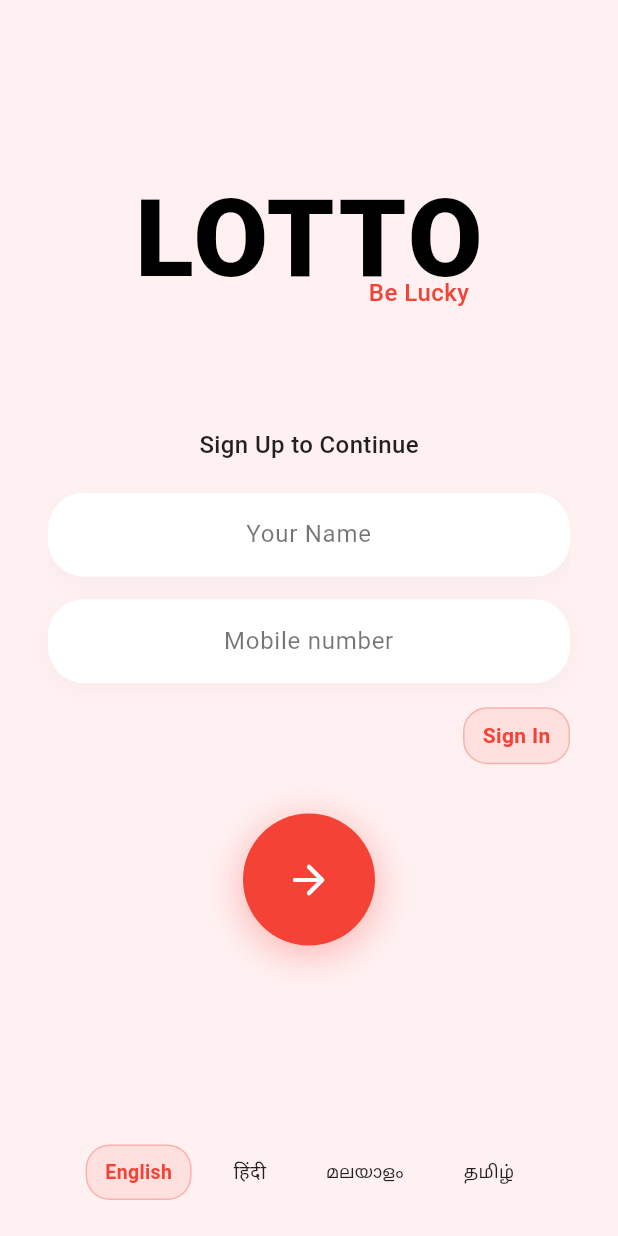
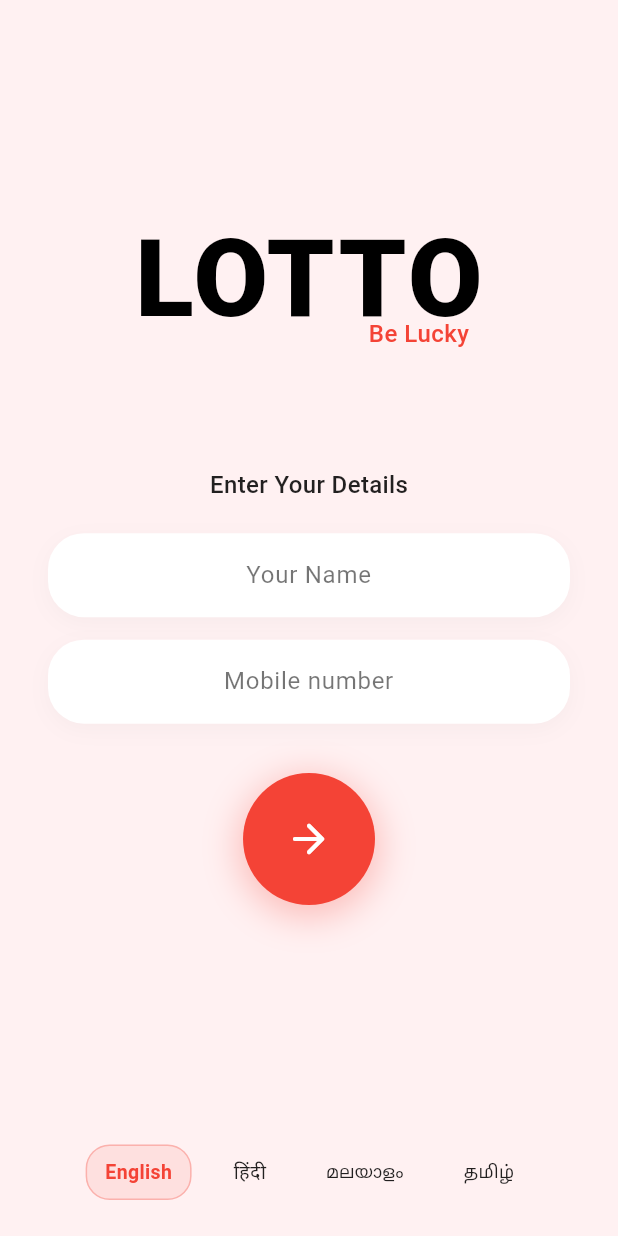
Before and after one commit to vishnulalvm/lotto_app_new, a Flutter app: the screen it shows after launch, on a phone screen of 412 x 824 dp. Run offline on Flutter 3.47's test engine with Material 3 defaults, Android fonts, the light colour scheme and no system bars; our stand-ins replace animated_flip_counter, carousel_slider, confetti, connectivity_plus, easy_localization, flutter_bloc and 8 more; missing offline and left inert: mobile_scanner, scratcher; accounts and stored records are empty.

Commit message:
make sign function friction free

```diff
--- a/assets/translations/en.json
+++ b/assets/translations/en.json
@@ -41,6 +41,7 @@
   "tagline": "Be Lucky",
   "sign_up_to_continue": "Sign Up to Continue",
   "sign_in_to_continue": "Sign In to Continue",
+  "enter_your_details": "Enter Your Details",
   "name_or_username": "Your Name",
   "mobile_number": "Mobile number",
   "sign_in": "Sign In",
--- a/assets/translations/hi.json
+++ b/assets/translations/hi.json
@@ -41,6 +41,7 @@
   "tagline": "भाग्यशाली बनें",
   "sign_up_to_continue": "रजिस्टर",
   "sign_in_to_continue": "लॉगिन",
+  "enter_your_details": "अपना विवरण दर्ज करें",
   "name_or_username": "नाम/यूज़रनेम",
   "mobile_number": "मोबाइल",
   "sign_in": "लॉगिन",
--- a/assets/translations/ml.json
+++ b/assets/translations/ml.json
@@ -41,6 +41,7 @@
   "tagline": "ഭാഗ്യവാൻ ആകൂ",
   "sign_up_to_continue": "തുടരാൻ സൈൻ അപ്പ് ചെയ്യുക",
   "sign_in_to_continue": "തുടരാൻ സൈൻ ഇൻ ചെയ്യുക",
+  "enter_your_details": "നിങ്ങളുടെ വിവരങ്ങൾ നൽകുക",
   "name_or_username": "നിങ്ങളുടെ പേര്",
   "mobile_number": "മൊബൈൽ നമ്പർ",
   "sign_in": "ലോഗിൻ",
--- a/assets/translations/ta.json
+++ b/assets/translations/ta.json
@@ -41,6 +41,7 @@
   "tagline": "அதிர்ஷ்டசாலி இருங்கள்",
   "sign_up_to_continue": "பதிவு செய்",
   "sign_in_to_continue": "உள்நுழை",
+  "enter_your_details": "உங்கள் விவரங்களை உள்ளிடுங்கள்",
   "name_or_username": "உங்கள் பெயர்",
   "mobile_number": "மொபைல் எண்",
   "sign_in": "உள்",
--- a/lib/core/constants/api_constants/api_constants.dart
+++ b/lib/core/constants/api_constants/api_constants.dart
@@ -1,8 +1,9 @@
 // lib/core/constants/api_constants.dart
 class ApiConstants {
-  static const String baseUrl = 'https://lottery-app-5bve.onrender.com/api';
+  static const String baseUrl =
+      'https://sea-lion-app-begbw.ondigitalocean.app/api';
   static const String login = '/users/login/';
   static const String register = '/users/register/';
-   static const String homeResults = '/results/results/';
-   static const String resultDetails = '/results/get-by-unique-id/';
+  static const String homeResults = '/results/results/';
+  static const String resultDetails = '/results/get-by-unique-id/';
 }
--- a/lib/presentation/blocs/auth_screen/bloc/auth_event.dart
+++ b/lib/presentation/blocs/auth_screen/bloc/auth_event.dart
@@ -15,4 +15,8 @@ class AuthLogoutRequested extends AuthEvent {}
 
 class AuthCheckStatus extends AuthEvent {}
 
-// Updated BlocProvider setup
+class AuthAutoSignInRequested extends AuthEvent {
+  final String name;
+  final String phoneNumber;
+  AuthAutoSignInRequested(this.name, this.phoneNumber);
+}
--- a/lib/presentation/pages/login_screen/login_screen.dart
+++ b/lib/presentation/pages/login_screen/login_screen.dart
@@ -18,7 +18,6 @@ class _LoginScreenState extends State<LoginScreen> {
   final TextEditingController nameController = TextEditingController();
   final TextEditingController phoneController = TextEditingController();
   bool isLoading = false;
-  bool isSignUp = true; // Default to sign up mode
   String? phoneErrorText; // For showing validation errors
 
   // Language data
@@ -86,7 +85,6 @@ class _LoginScreenState extends State<LoginScreen> {
       phoneErrorText = null;
     });
 
-    if (isSignUp) {
     if (nameController.text.isEmpty || phoneController.text.isEmpty) {
       ScaffoldMessenger.of(context).showSnackBar(
         SnackBar(content: Text('please_fill_all_fields'.tr())),
@@ -102,39 +100,13 @@ class _LoginScreenState extends State<LoginScreen> {
     }
 
     context.read<AuthBloc>().add(
-            AuthRegisterRequested(
+          AuthAutoSignInRequested(
             nameController.text,
             _validateAndFormatPhoneNumber(phoneController.text),
           ),
         );
-    } else {
-      if (phoneController.text.isEmpty) {
-        ScaffoldMessenger.of(context).showSnackBar(
-          SnackBar(content: Text('please_enter_phone'.tr())),
-        );
-        return;
   }
 
-      if (!_isValidPhoneNumber(phoneController.text)) {
-        setState(() {
-          phoneErrorText = 'Please enter a valid 10-digit mobile number';
-        });
-        return;
-      }
-
-      context.read<AuthBloc>().add(
-            AuthLoginRequested(
-                _validateAndFormatPhoneNumber(phoneController.text)),
-          );
-    }
-  }
-
-  void _toggleAuthMode() {
-    setState(() {
-      isSignUp = !isSignUp;
-      phoneErrorText = null; // Clear error when toggling modes
-    });
-  }
 
   void _changeLanguage(Locale locale) {
     context.setLocale(locale);
@@ -158,8 +130,6 @@ class _LoginScreenState extends State<LoginScreen> {
           );
           context.go('/'); // Navigate to home page
         } else if (state is AuthFailure) {
-          print('Auth Failure: ${state.error}');
-
           ScaffoldMessenger.of(context).showSnackBar(
             SnackBar(content: Text('auth_error'.tr())),
           );
@@ -242,9 +212,7 @@ class _LoginScreenState extends State<LoginScreen> {
 
                               // Form title
                               Text(
-                                isSignUp
-                                    ? 'sign_up_to_continue'.tr()
-                                    : 'sign_in_to_continue'.tr(),
+                                'enter_your_details'.tr(),
                                 style: TextStyle(
                                   fontSize: size.width > 600 ? 18 : 16,
                                   fontWeight: FontWeight.w500,
@@ -261,8 +229,8 @@ class _LoginScreenState extends State<LoginScreen> {
                                 child: Column(
                                   mainAxisSize: MainAxisSize.min,
                                   children: [
-                                    AnimatedCrossFade(
-                                      firstChild: Container(
+                                    // Name field - Always visible
+                                    Container(
                                       decoration: BoxDecoration(
                                         // Use card theme color for input fields
                                         color: theme.cardTheme.color,
@@ -308,13 +276,6 @@ class _LoginScreenState extends State<LoginScreen> {
                                           ),
                                         ),
                                       ),
-                                      ),
-                                      secondChild: const SizedBox.shrink(),
-                                      crossFadeState: isSignUp
-                                          ? CrossFadeState.showFirst
-                                          : CrossFadeState.showSecond,
-                                      duration:
-                                          const Duration(milliseconds: 300),
                                     ),
                                     // Phone number field - Always visible
                                     Column(
@@ -412,40 +373,6 @@ class _LoginScreenState extends State<LoginScreen> {
                                       ],
                                     ),
                                   ],
-                                ),
-                              ),
-                              // Toggle button below text fields
-                              Align(
-                                alignment: Alignment.centerRight,
-                                child: GestureDetector(
-                                  onTap: _toggleAuthMode,
-                                  child: Container(
-                                    margin: const EdgeInsets.only(top: 16.0),
-                                    padding: const EdgeInsets.symmetric(
-                                      horizontal: 12,
-                                      vertical: 8,
-                                    ),
-                                    decoration: BoxDecoration(
-                                      color: theme.primaryColor
-                                          .withValues(alpha: 0.1),
-                                      borderRadius: BorderRadius.circular(16),
-                                      border: Border.all(
-                                        color: theme.primaryColor
-                                            .withValues(alpha: 0.3),
-                                        width: 1,
-                                      ),
-                                    ),
-                                    child: Text(
-                                      isSignUp
-                                          ? 'sign_in'.tr()
-                                          : 'sign_up'.tr(),
-                                      style: TextStyle(
-                                        color: theme.primaryColor,
-                                        fontWeight: FontWeight.w600,
-                                        fontSize: 14,
-                                      ),
-                                    ),
-                                  ),
                                 ),
                               ),
 
```
Also changed, not shown: lib/presentation/blocs/auth_screen/bloc/auth_bloc.dart (+38 -0 lines). Lines whose indentation alone changed are shown as unchanged.
